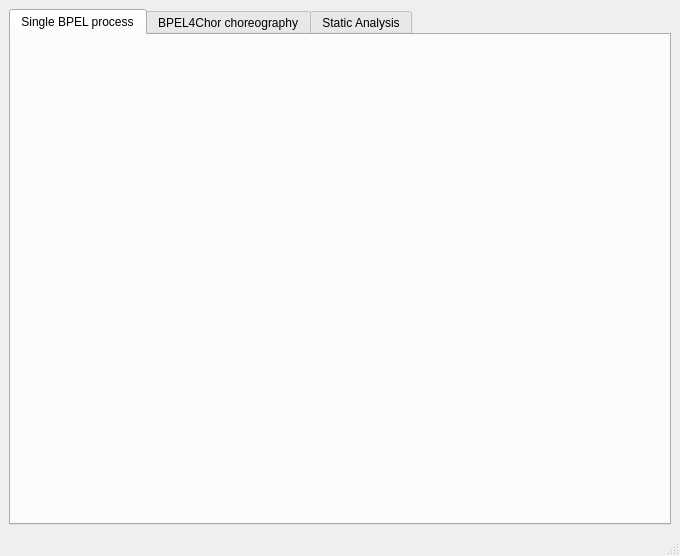
Before: the Qt Designer form bpel2owfn/gui/dialog.ui in nlohmann/service-technology.org, drawn with Qt 5.
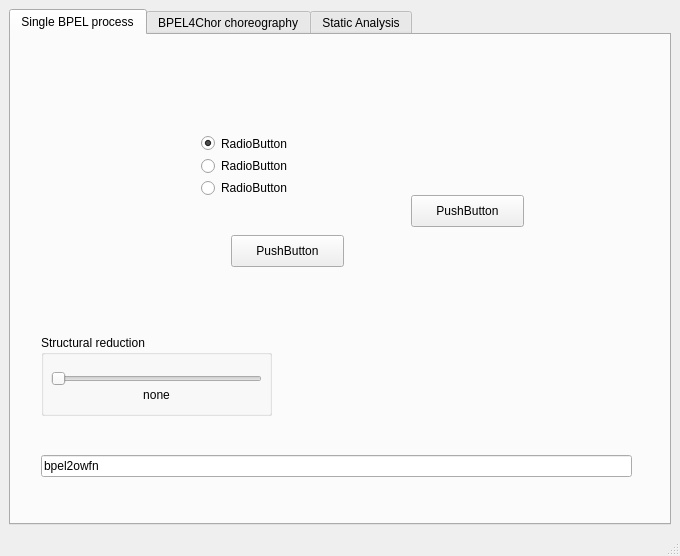
After: the same form once the commit is applied. The open tabs and pages were chosen to show the change. Icons and pictures are not drawn.

Patch:
```diff
--- a/bpel2owfn/gui/dialog.ui
+++ b/bpel2owfn/gui/dialog.ui
@@ -20,7 +20,13 @@
     <item>
      <widget class="QTabWidget" name="tabWidget" >
       <property name="currentIndex" >
-       <number>2</number>
+       <number>0</number>
+      </property>
+      <property name="elideMode" >
+       <enum>Qt::ElideNone</enum>
+      </property>
+      <property name="usesScrollButtons" >
+       <bool>true</bool>
       </property>
       <widget class="QWidget" name="tab" >
        <attribute name="title" >
@@ -32,6 +38,138 @@
        <attribute name="toolTip" >
         <string>Translation of a single BPEL process into a Petri net model.</string>
        </attribute>
+       <widget class="QPushButton" name="pushButton" >
+        <property name="geometry" >
+         <rect>
+          <x>220</x>
+          <y>200</y>
+          <width>113</width>
+          <height>32</height>
+         </rect>
+        </property>
+        <property name="text" >
+         <string>PushButton</string>
+        </property>
+        <property name="autoDefault" >
+         <bool>false</bool>
+        </property>
+        <property name="default" >
+         <bool>false</bool>
+        </property>
+        <property name="flat" >
+         <bool>false</bool>
+        </property>
+       </widget>
+       <widget class="QPushButton" name="pushButton_2" >
+        <property name="geometry" >
+         <rect>
+          <x>400</x>
+          <y>160</y>
+          <width>113</width>
+          <height>32</height>
+         </rect>
+        </property>
+        <property name="text" >
+         <string>PushButton</string>
+        </property>
+       </widget>
+       <widget class="QGroupBox" name="reduction_groupBox" >
+        <property name="geometry" >
+         <rect>
+          <x>30</x>
+          <y>300</y>
+          <width>231</width>
+          <height>81</height>
+         </rect>
+        </property>
+        <property name="title" >
+         <string>Structural reduction</string>
+        </property>
+        <widget class="QSlider" name="reduction_horizontalSlider" >
+         <property name="geometry" >
+          <rect>
+           <x>10</x>
+           <y>30</y>
+           <width>211</width>
+           <height>27</height>
+          </rect>
+         </property>
+         <property name="maximum" >
+          <number>6</number>
+         </property>
+         <property name="pageStep" >
+          <number>1</number>
+         </property>
+         <property name="orientation" >
+          <enum>Qt::Horizontal</enum>
+         </property>
+        </widget>
+        <widget class="QLabel" name="reduction_label" >
+         <property name="geometry" >
+          <rect>
+           <x>10</x>
+           <y>50</y>
+           <width>211</width>
+           <height>20</height>
+          </rect>
+         </property>
+         <property name="text" >
+          <string>none</string>
+         </property>
+         <property name="alignment" >
+          <set>Qt::AlignCenter</set>
+         </property>
+        </widget>
+       </widget>
+       <widget class="QLineEdit" name="systemcall_lineEdit" >
+        <property name="geometry" >
+         <rect>
+          <x>30</x>
+          <y>420</y>
+          <width>591</width>
+          <height>22</height>
+         </rect>
+        </property>
+        <property name="text" >
+         <string>bpel2owfn</string>
+        </property>
+       </widget>
+       <widget class="QWidget" name="" >
+        <property name="geometry" >
+         <rect>
+          <x>190</x>
+          <y>100</y>
+          <width>100</width>
+          <height>61</height>
+         </rect>
+        </property>
+        <layout class="QVBoxLayout" >
+         <item>
+          <widget class="QRadioButton" name="radioButton" >
+           <property name="text" >
+            <string>RadioButton</string>
+           </property>
+           <property name="checked" >
+            <bool>true</bool>
+           </property>
+          </widget>
+         </item>
+         <item>
+          <widget class="QRadioButton" name="radioButton_2" >
+           <property name="text" >
+            <string>RadioButton</string>
+           </property>
+          </widget>
+         </item>
+         <item>
+          <widget class="QRadioButton" name="radioButton_3" >
+           <property name="text" >
+            <string>RadioButton</string>
+           </property>
+          </widget>
+         </item>
+        </layout>
+       </widget>
       </widget>
       <widget class="QWidget" name="tab_2" >
        <attribute name="title" >
```
Left out of the diff: 27 changed lines with no effect on the pictures.
